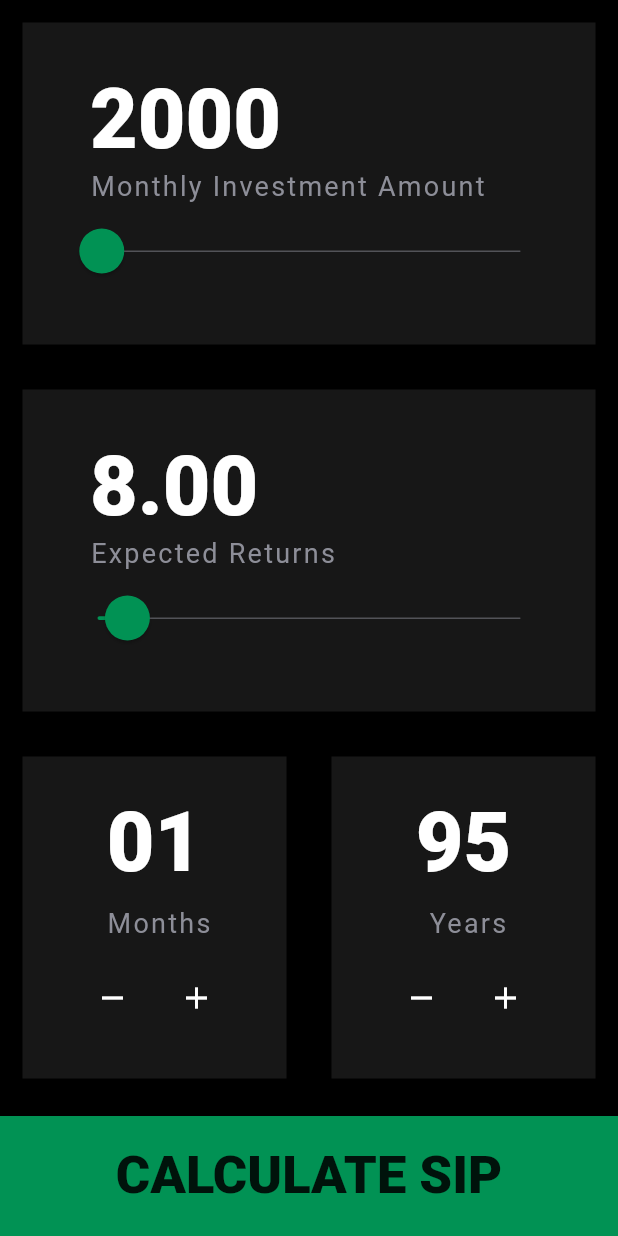
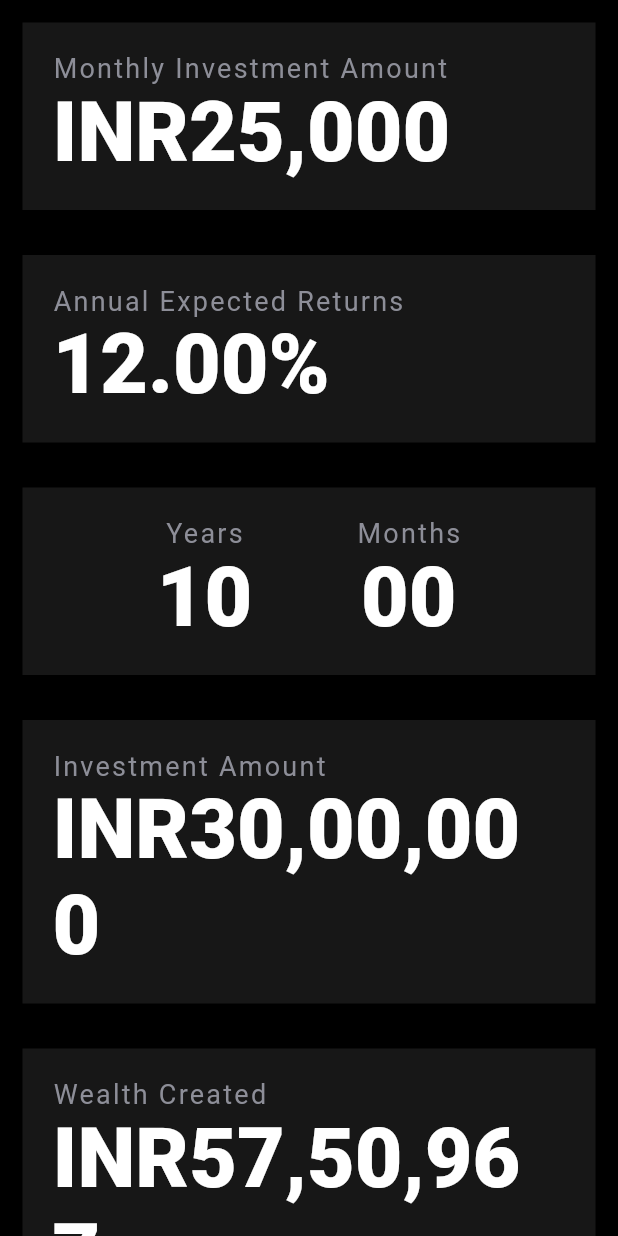
Before and after one commit to AndragApps/bmi_calculator, a Flutter app: the screen it shows after launch, after a tap on "CALCULATE SIP", on a phone screen of 412 x 824 dp. Run offline on Flutter 3.47's test engine with Material 2 defaults, Android fonts, the phone set to English and light mode, and no system bars.

Commit message:
Update - Main Screen and result screen updated.

```diff
--- a/lib/constant.dart
+++ b/lib/constant.dart
@@ -1,16 +1,16 @@
 import 'package:flutter/material.dart';
 import 'package:flutter/widgets.dart';
 
-const bool kDebugShowCheckedModeBanner = true;
+const bool kDebugShowCheckedModeBanner = false;
 const kTitle = "SIP Calculator";
-const kMonthlyInvestmentAmountLbl = "Monthly Investment Amount";
-const int kMonthlyInvestmentAmount = 2000;
-const kInvestmentPeriodInMonthLbl = "Investment Period in Month";
+const kInvestmentAmountLbl = "Monthly Investment Amount";
+const int kInvestmentAmount = 25000;
+const kInvestmentPeriodInMonthLbl = "Months";
 const int kInvestmentPeriodMonth = 0;
-const kInvestmentPeriodInYearLbl = "Investment Period in Year";
-const int kInvestmentPeriodYear = 5;
-const kExpectedReturnsLbl = "Expected Returns";
-const double kExpectedReturns = 8;
+const kInvestmentPeriodInYearLbl = "Years";
+const int kInvestmentPeriodYear = 10;
+const kExpectedReturnsLbl = "Annual Expected Returns";
+const double kExpectedReturns = 12;
 const kHeightBottomConainer = 80.0;
 
 const kPrimaryColor = Color(0xFF171717);
--- a/lib/logic/spi_brain.dart
+++ b/lib/logic/spi_brain.dart
@@ -1,4 +1,5 @@
 import '../../constant.dart';
+import 'dart:math';
 
 class SipBrain {
   late int _monthlyInvestmentAmt;
@@ -8,12 +9,12 @@ class SipBrain {
 
   ///Constructor
   SipBrain({
-    int? monthlyInvestmentAmt,
-    double? expectedReturns,
-    int? investmentPeriodInMonth = 1,
-    int? investmentPeriodInYear = 95,
+    int? monthlyInvestmentAmt = kInvestmentAmount,
+    double? expectedReturns = kExpectedReturns,
+    int? investmentPeriodInMonth = kInvestmentPeriodMonth,
+    int? investmentPeriodInYear = kInvestmentPeriodYear,
   }) {
-    _monthlyInvestmentAmt = monthlyInvestmentAmt ?? kMonthlyInvestmentAmount;
+    _monthlyInvestmentAmt = monthlyInvestmentAmt ?? kInvestmentAmount;
     _expectedReturns = expectedReturns ?? kExpectedReturns;
     _investmentPeriodInMonth =
         investmentPeriodInMonth ?? kInvestmentPeriodMonth;
@@ -49,7 +50,7 @@ class SipBrain {
 
   ///Remove(-) Investment Period in Month, by default Min = 0,
   void removeInvestmentPeriodInMonth() {
-    _investmentPeriodInMonth > 1
+    _investmentPeriodInMonth > 0
         ? _investmentPeriodInMonth--
         : _investmentPeriodInMonth;
   }
@@ -82,4 +83,35 @@ class SipBrain {
   int getInvestmentPeriodInYear() {
     return _investmentPeriodInYear;
   }
+
+  ///Get SIP Result
+  int getSipResult(SipBrain _sipBrain) {
+    final int monthlyInvestmentAmt = _sipBrain.getMonthlyInvestmentAmt();
+    final double annualRate = _sipBrain.getExpectedReturns();
+    final int monthOfInvestment = _sipBrain.getInvestmentPeriodInMonth();
+    final int yearsOfInvestment = _sipBrain.getInvestmentPeriodInYear();
+
+    final double _monthlyRate = annualRate / 12 / 100;
+
+    ///Convert years into months
+    final int _months = monthOfInvestment + (yearsOfInvestment * 12);
+
+    final int sipAmt = monthlyInvestmentAmt *
+        (pow(1 + _monthlyRate, _months) - 1) ~/
+        _monthlyRate;
+    return sipAmt;
+  }
+
+  ///Get Invested Amount
+  int getInvestedAmount(SipBrain _sipBrain) {
+    final int monthlyInvestmentAmt = _sipBrain.getMonthlyInvestmentAmt();
+    final int monthOfInvestment = _sipBrain.getInvestmentPeriodInMonth();
+    final int yearsOfInvestment = _sipBrain.getInvestmentPeriodInYear();
+
+    ///Convert years into months
+    final int _months = monthOfInvestment + (yearsOfInvestment * 12);
+
+    final int investedAmt = _months * monthlyInvestmentAmt;
+    return investedAmt;
+  }
 }
--- a/lib/reusable_widget/bottombutton_widget.dart
+++ b/lib/reusable_widget/bottombutton_widget.dart
@@ -4,7 +4,8 @@ import 'package:flutter/material.dart';
 import 'package:sipcalc/constant.dart';
 
 class BottomButton extends StatelessWidget {
-  const BottomButton({required this.onTap, required this.buttonLabel});
+  const BottomButton({Key? key, required this.onTap, required this.buttonLabel})
+      : super(key: key);
 
   final Function() onTap;
   final String buttonLabel;
--- /dev/null
+++ b/lib/reusable_widget/currencyformat_widget.dart
@@ -0,0 +1,52 @@
+// ignore_for_file: prefer_const_constructors
+import 'package:flutter/material.dart';
+import 'package:intl/intl.dart';
+import 'package:sipcalc/constant.dart';
+import 'package:sipcalc/reusable_widget/lable_widget.dart';
+
+class CurrencyFormatWidget extends StatelessWidget {
+  const CurrencyFormatWidget({
+    Key? key,
+    required this.amountInInt,
+    required this.lable,
+    this.locale = "en_IN",
+    this.decimalDigits = 0,
+    this.crossAxisAlignment = CrossAxisAlignment.start,
+    this.withPadding = true,
+  }) : super(key: key);
+
+  final int amountInInt;
+  final String locale;
+  final int? decimalDigits;
+  final String lable;
+  final CrossAxisAlignment crossAxisAlignment;
+  final bool? withPadding;
+  @override
+  Widget build(BuildContext context) {
+    return Padding(
+      padding: withPadding == true
+          ? const EdgeInsets.only(left: 25.0)
+          : const EdgeInsets.all(0),
+      child: Expanded(
+        child: Column(
+          crossAxisAlignment: crossAxisAlignment,
+          children: [
+            LableWidget(
+              label: lable,
+              withPadding: false,
+            ),
+            Text(
+              NumberFormat.currency(
+                locale: locale,
+                decimalDigits: decimalDigits,
+              ).format(
+                amountInInt,
+              ),
+              style: kNumberStyle,
+            ),
+          ],
+        ),
+      ),
+    );
+  }
+}
--- a/lib/reusable_widget/monthyear_widget.dart
+++ b/lib/reusable_widget/monthyear_widget.dart
@@ -30,13 +30,20 @@ class MonthYearWidget extends StatelessWidget {
       mainAxisAlignment: MainAxisAlignment.spaceAround,
       crossAxisAlignment: CrossAxisAlignment.center,
       children: [
-        NumberWidget(
-          intValue: (month ?? year),
-          withPadding: withPadding,
-        ),
-        LableWidget(
-          label: " $label",
-          withPadding: withPadding,
+        Column(
+          children: [
+            LableWidget(
+              label: " $label",
+              withPadding: withPadding,
+            ),
+            SizedBox(
+              height: 8.0,
+            ),
+            NumberWidget(
+              intValue: (month ?? year),
+              withPadding: withPadding,
+            ),
+          ],
         ),
         Row(
           mainAxisAlignment: MainAxisAlignment.center,
--- a/lib/reusable_widget/number_widget.dart
+++ b/lib/reusable_widget/number_widget.dart
@@ -33,7 +33,7 @@ class NumberWidget extends StatelessWidget {
 
   String toStringValue() {
     if (doubleValue != null) {
-      return doubleValue!.toStringAsFixed(2);
+      return "${doubleValue!.toStringAsFixed(2)}%";
     } else {
       return (intValue! <= 9 ? "0$intValue" : intValue).toString();
     }
--- /dev/null
+++ b/lib/reusable_widget/scaffold_widget.dart
@@ -0,0 +1,20 @@
+import 'package:flutter/material.dart';
+import 'package:sipcalc/constant.dart';
+
+class ScaffoldWidget extends StatelessWidget {
+  const ScaffoldWidget({
+    Key? key,
+    required this.child,
+  }) : super(key: key);
+
+  final Widget child;
+  @override
+  Widget build(BuildContext context) {
+    return Scaffold(
+      backgroundColor: kPrimaryDarkColor,
+      body: SafeArea(
+        child: child,
+      ),
+    );
+  }
+}
--- /dev/null
+++ b/lib/screens/result_screen/sip_result_screen.dart
@@ -0,0 +1,121 @@
+// ignore_for_file: prefer_const_constructors
+
+import "package:flutter/material.dart";
+import 'package:sipcalc/constant.dart';
+import 'package:sipcalc/logic/spi_brain.dart';
+import 'package:sipcalc/reusable_widget/bottombutton_widget.dart';
+import 'package:sipcalc/reusable_widget/container_widget.dart';
+import 'package:sipcalc/reusable_widget/currencyformat_widget.dart';
+import 'package:sipcalc/reusable_widget/lable_widget.dart';
+import 'package:sipcalc/reusable_widget/number_widget.dart';
+import 'package:sipcalc/reusable_widget/scaffold_widget.dart';
+
+class SipResultScreen extends StatelessWidget {
+  const SipResultScreen({Key? key, required this.sipBrain}) : super(key: key);
+
+  final SipBrain sipBrain;
+
+  @override
+  Widget build(BuildContext context) {
+    return ScaffoldWidget(
+      child: SingleChildScrollView(
+        child: Column(
+          mainAxisAlignment: MainAxisAlignment.end,
+          crossAxisAlignment: CrossAxisAlignment.stretch,
+          children: [
+            Column(
+              crossAxisAlignment: CrossAxisAlignment.stretch,
+              children: [
+                //Monthly Investment Amount
+                ContainerWidget(
+                  children: [
+                    CurrencyFormatWidget(
+                      withPadding: false,
+                      lable: kInvestmentAmountLbl,
+                      amountInInt: sipBrain.getMonthlyInvestmentAmt(),
+                    ),
+                  ],
+                ),
+                //Annual Expected Returns
+                ContainerWidget(
+                  children: [
+                    LableWidget(
+                      label: kExpectedReturnsLbl,
+                      withPadding: false,
+                    ),
+                    NumberWidget(
+                      doubleValue: sipBrain.getExpectedReturns(),
+                      withPadding: false,
+                    ),
+                  ],
+                ),
+
+                //Invested Years and Months
+                ContainerWidget(
+                  children: [
+                    Row(
+                      mainAxisAlignment: MainAxisAlignment.spaceEvenly,
+                      children: [
+                        Column(
+                          children: [
+                            LableWidget(
+                              label: kInvestmentPeriodInYearLbl,
+                              withPadding: false,
+                            ),
+                            NumberWidget(
+                              intValue: sipBrain.getInvestmentPeriodInYear(),
+                              withPadding: false,
+                            ),
+                          ],
+                        ),
+                        Column(
+                          children: [
+                            LableWidget(
+                              label: kInvestmentPeriodInMonthLbl,
+                              withPadding: false,
+                            ),
+                            NumberWidget(
+                              intValue: sipBrain.getInvestmentPeriodInMonth(),
+                              withPadding: false,
+                            ),
+                          ],
+                        ),
+                      ],
+                    ),
+                  ],
+                ),
+
+                //Investment Amount
+                ContainerWidget(
+                  children: [
+                    CurrencyFormatWidget(
+                      withPadding: false,
+                      lable: 'Investment Amount',
+                      amountInInt: sipBrain.getInvestedAmount(sipBrain),
+                    ),
+                  ],
+                ),
+                //Wealth Created
+                ContainerWidget(
+                  children: [
+                    CurrencyFormatWidget(
+                      withPadding: false,
+                      lable: 'Wealth Created',
+                      amountInInt: sipBrain.getSipResult(sipBrain),
+                    ),
+                  ],
+                ),
+              ],
+            ),
+            BottomButton(
+              buttonLabel: 'RE-CALCULATE',
+              onTap: () {
+                Navigator.pop(context);
+              },
+            ),
+          ],
+        ),
+      ),
+    );
+  }
+}
--- a/lib/screens/splash_screen/splash_body.dart
+++ b/lib/screens/splash_screen/splash_body.dart
@@ -4,11 +4,12 @@ import 'package:flutter/material.dart';
 import 'package:sipcalc/logic/spi_brain.dart';
 import 'package:sipcalc/reusable_widget/bottombutton_widget.dart';
 import 'package:sipcalc/reusable_widget/container_widget.dart';
-import 'package:sipcalc/reusable_widget/iconbutton_widget.dart';
+import 'package:sipcalc/reusable_widget/currencyformat_widget.dart';
 import 'package:sipcalc/reusable_widget/lable_widget.dart';
 import 'package:sipcalc/reusable_widget/monthyear_widget.dart';
 import 'package:sipcalc/reusable_widget/number_widget.dart';
 import 'package:sipcalc/reusable_widget/sliderthene_widget.dart';
+import 'package:sipcalc/screens/result_screen/sip_result_screen.dart';
 
 import '../../constant.dart';
 
@@ -22,19 +23,21 @@ class SplashBodyWidget extends StatefulWidget {
 }
 
 class _SplashBodyWidgetState extends State<SplashBodyWidget> {
-  SipBrain sipBrainObj = SipBrain();
+  final SipBrain sipBrainObj = SipBrain();
   @override
   Widget build(BuildContext context) {
     return Column(
       mainAxisAlignment: MainAxisAlignment.center,
       crossAxisAlignment: CrossAxisAlignment.stretch,
       children: [
-        ///Monthly Investment Amount
+        ///Investment Amount
         Expanded(
           child: ContainerWidget(
             children: [
-              NumberWidget(intValue: sipBrainObj.getMonthlyInvestmentAmt()),
-              LableWidget(label: kMonthlyInvestmentAmountLbl),
+              CurrencyFormatWidget(
+                lable: kInvestmentAmountLbl,
+                amountInInt: sipBrainObj.getMonthlyInvestmentAmt(),
+              ),
               SliderThemeWidget(
                 child: Slider(
                   min: 1000,
@@ -55,8 +58,8 @@ class _SplashBodyWidgetState extends State<SplashBodyWidget> {
         Expanded(
           child: ContainerWidget(
             children: [
+              LableWidget(label: kExpectedReturnsLbl),
               NumberWidget(doubleValue: sipBrainObj.getExpectedReturns()),
-              LableWidget(label: kExpectedReturnsLbl),
               SliderThemeWidget(
                 child: Slider(
                   min: 1.0,
@@ -80,7 +83,7 @@ class _SplashBodyWidgetState extends State<SplashBodyWidget> {
               Expanded(
                 child: MonthYearWidget(
                   month: sipBrainObj.getInvestmentPeriodInMonth(),
-                  label: "Months",
+                  label: kInvestmentPeriodInMonthLbl,
                   withPadding: false,
                   onPressAdd: () {
                     setState(() {
@@ -97,7 +100,7 @@ class _SplashBodyWidgetState extends State<SplashBodyWidget> {
               Expanded(
                 child: MonthYearWidget(
                   month: sipBrainObj.getInvestmentPeriodInYear(),
-                  label: "Years",
+                  label: kInvestmentPeriodInYearLbl,
                   withPadding: false,
                   onPressAdd: () {
                     setState(() {
@@ -114,9 +117,20 @@ class _SplashBodyWidgetState extends State<SplashBodyWidget> {
             ],
           ),
         ),
+
+        ///Bottom Button
         BottomButton(
           buttonLabel: 'CALCULATE SIP',
-          onTap: () {},
+          onTap: () {
+            Navigator.push(
+              context,
+              MaterialPageRoute(
+                builder: (context) => SipResultScreen(
+                  sipBrain: sipBrainObj,
+                ),
+              ),
+            );
+          },
         ),
       ],
     );
--- a/lib/screens/splash_screen/splash_screen.dart
+++ b/lib/screens/splash_screen/splash_screen.dart
@@ -1,7 +1,8 @@
 // ignore_for_file: prefer_const_constructors
 
 import 'package:flutter/material.dart';
-import 'package:sipcalc/constant.dart';
+
+import 'package:sipcalc/reusable_widget/scaffold_widget.dart';
 import 'package:sipcalc/screens/splash_screen/splash_body.dart';
 
 class SplashScreen extends StatelessWidget {
@@ -11,11 +12,8 @@ class SplashScreen extends StatelessWidget {
 
   @override
   Widget build(BuildContext context) {
-    return Scaffold(
-      backgroundColor: kPrimaryDarkColor,
-      body: SafeArea(
-        child: SplashBodyWidget(),
-      ),
+    return ScaffoldWidget(
+      child: SplashBodyWidget(),
     );
   }
 }
--- a/pubspec.yaml
+++ b/pubspec.yaml
@@ -34,6 +34,7 @@ dependencies:
   # The following adds the Cupertino Icons font to your application.
   # Use with the CupertinoIcons class for iOS style icons.
   cupertino_icons: ^1.0.2
+  intl: ^0.17.0
 
 dev_dependencies:
   flutter_test:
```
Also changed, not shown: flutter_04.png (added), flutter_05.png (added), flutter_06.png (added), pubspec.lock.
